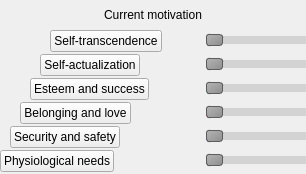
Before: the Qt Designer form ui/scene_goal_stakes.ui in zkovari/plotlyst, drawn with Qt 5.
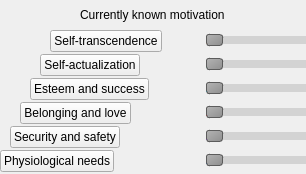
After: the same form once the commit is applied. Custom widgets are drawn as their Qt base class.

```diff
--- a/ui/scene_goal_stakes.ui
+++ b/ui/scene_goal_stakes.ui
@@ -37,7 +37,7 @@
       </font>
      </property>
      <property name="text">
-      <string>Current motivation</string>
+      <string>Currently known motivation</string>
      </property>
     </widget>
    </item>
```
